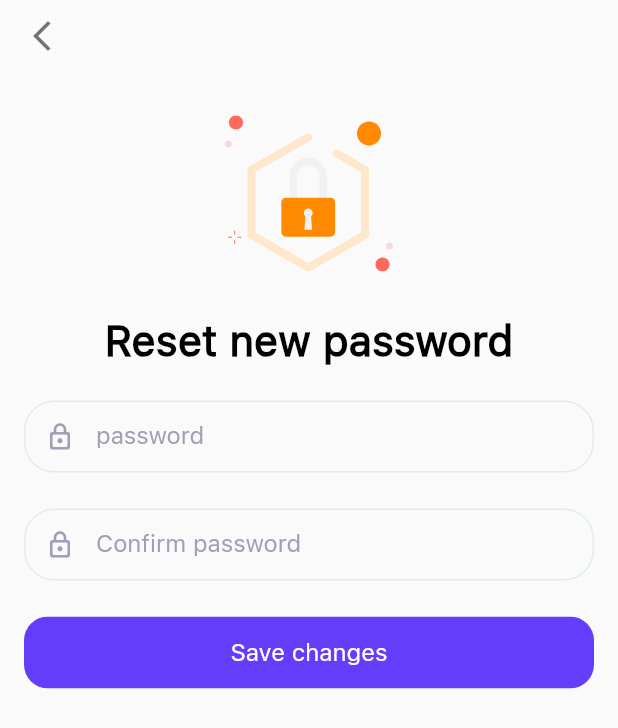
After one commit to luiscl32/flutter_samples, a Flutter app: the ForgotPasswordPage screen opened by its route, on a phone screen of 412 x 824 dp. The commit adds this screen. Shown: the top 728 px of the screen. Run offline on Flutter 3.47's test engine with Material 2 defaults, Android fonts, the phone set to English and light mode, and no system bars; our stand-ins replace flutter_svg; missing offline and left inert: introduction_slider.

Commit message:
feat: :art: adding recovery password page

```diff
--- a/event_manager/lib/ui/common/assets.dart
+++ b/event_manager/lib/ui/common/assets.dart
@@ -6,4 +6,5 @@ class Assets {
   static const String organize = 'images/intro/organize.svg';
 
   static const String logo = 'images/auth/logo.svg';
+  static const String recover = 'images/auth/recover_password.svg';
 }
--- a/event_manager/lib/ui/common/commons.dart
+++ b/event_manager/lib/ui/common/commons.dart
@@ -1,3 +1,4 @@
+export 'package:event_manager/ui/common/custom_appbar.dart';
 export 'package:event_manager/ui/common/custom_icon_button.dart';
 export 'package:event_manager/ui/common/custom_text_button.dart';
 export 'package:event_manager/ui/common/custom_input.dart';
--- /dev/null
+++ b/event_manager/lib/ui/common/custom_appbar.dart
@@ -0,0 +1,24 @@
+import 'package:flutter/material.dart';
+
+class CustomAppbar extends StatelessWidget implements PreferredSizeWidget {
+  const CustomAppbar({super.key});
+
+  @override
+  Size get preferredSize => const Size.fromHeight(48);
+
+  @override
+  Widget build(BuildContext context) {
+    return AppBar(
+      elevation: 0,
+      backgroundColor: Colors.transparent,
+      leading: IconButton(
+          onPressed: () {
+            Navigator.pop(context);
+          },
+          icon: const Icon(
+            Icons.arrow_back_ios_new,
+            color: Colors.black54,
+          )),
+    );
+  }
+}
--- a/event_manager/lib/ui/pages/auth/forgot_password/forgot_password_page.dart
+++ b/event_manager/lib/ui/pages/auth/forgot_password/forgot_password_page.dart
@@ -1,3 +1,6 @@
+import 'package:event_manager/ui/common/commons.dart';
+import 'package:event_manager/ui/pages/auth/forgot_password/forgot_password_view.dart';
+import 'package:event_manager/ui/theme/colors_pallete.dart';
 import 'package:flutter/material.dart';
 
 class ForgotPasswordPage extends StatelessWidget {
@@ -5,10 +8,9 @@ class ForgotPasswordPage extends StatelessWidget {
 
   @override
   Widget build(BuildContext context) {
-    return const Scaffold(
-      body: Center(
-        child: Text('ForgotPasswordPage'),
-      ),
+    return Scaffold(
+      appBar: const CustomAppbar(),
+      body: const ForgotPasswordView(),
     );
   }
 }
--- a/event_manager/lib/ui/pages/auth/forgot_password/forgot_password_view.dart
+++ b/event_manager/lib/ui/pages/auth/forgot_password/forgot_password_view.dart
@@ -1,3 +1,4 @@
+import 'package:event_manager/ui/pages/auth/forgot_password/widgets/recover_password_form.dart';
 import 'package:flutter/material.dart';
 
 class ForgotPasswordView extends StatelessWidget {
@@ -5,10 +6,6 @@ class ForgotPasswordView extends StatelessWidget {
 
   @override
   Widget build(BuildContext context) {
-    return const Scaffold(
-      body: Center(
-        child: Text('ForgotPasswordView'),
-      ),
-    );
+    return const RecoverPasswordForm();
   }
 }
--- /dev/null
+++ b/event_manager/lib/ui/pages/auth/forgot_password/widgets/recover_password_form.dart
@@ -0,0 +1,46 @@
+import 'package:event_manager/ui/common/assets.dart';
+import 'package:event_manager/ui/common/commons.dart';
+import 'package:flutter/material.dart';
+import 'package:flutter_svg/flutter_svg.dart';
+
+class RecoverPasswordForm extends StatelessWidget {
+  const RecoverPasswordForm({super.key});
+
+  @override
+  Widget build(BuildContext context) {
+    final _theme = Theme.of(context).textTheme;
+
+    return SingleChildScrollView(
+      child: Padding(
+        padding: const EdgeInsets.symmetric(vertical: 24, horizontal: 16),
+        child: Column(
+          children: [
+            SvgPicture.asset(
+              Assets.recover,
+              width: 112,
+              height: 114,
+            ),
+            const SizedBox(height: 24),
+            Text(
+              'Reset new password',
+              style: _theme.titleSmall,
+            ),
+            const SizedBox(height: 24),
+            CustomInput(
+                icon: Icons.lock_outline_rounded,
+                placeholder: 'password',
+                obscureText: true),
+            const SizedBox(height: 24),
+            CustomInput(
+              icon: Icons.lock_outline_rounded,
+              placeholder: 'Confirm password',
+              obscureText: true,
+            ),
+            const SizedBox(height: 24),
+            ButtonContained(buttonText: 'Save changes', onPress: () {})
+          ],
+        ),
+      ),
+    );
+  }
+}
--- /dev/null
+++ b/event_manager/lib/ui/pages/auth/forgot_password/widgets/widgets.dart
@@ -0,0 +1 @@
+export 'package:event_manager/ui/pages/auth/forgot_password/widgets/recover_password_form.dart';
--- a/event_manager/lib/ui/pages/auth/login/widgets/social_media_login.dart
+++ b/event_manager/lib/ui/pages/auth/login/widgets/social_media_login.dart
@@ -57,6 +57,7 @@ class DividerText extends StatelessWidget {
   @override
   Widget build(BuildContext context) {
     return Row(
+      mainAxisAlignment: MainAxisAlignment.center,
       crossAxisAlignment: CrossAxisAlignment.center,
       children: [
         const CustomDivider(),
--- a/event_manager/pubspec.yaml
+++ b/event_manager/pubspec.yaml
@@ -21,10 +21,8 @@ flutter:
   uses-material-design: true
 
   assets:
-    - images/intro/celebrate.svg
-    - images/intro/notes.svg
-    - images/intro/organize.svg
-    - images/auth/logo.svg
+    - images/intro/
+    - images/auth/
 
   fonts:
     - family: SF
```
Also changed, not shown: event_manager/images/auth/recover_password.svg (added), event_manager/lib/data/service_data_firebase.dart (added), event_manager/lib/data/service_data_graphql.dart (added), event_manager/lib/data/service_data_mock.dart (added), event_manager/lib/domain/service.dart (added).
